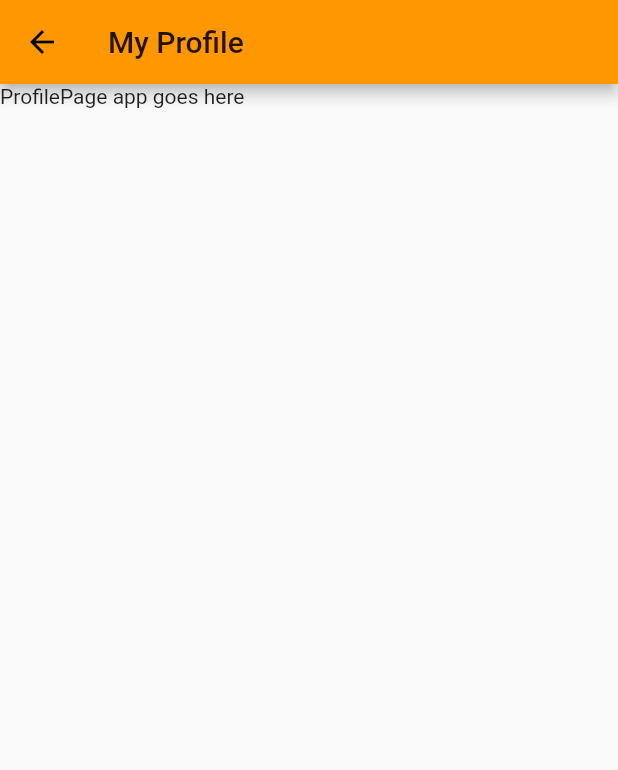
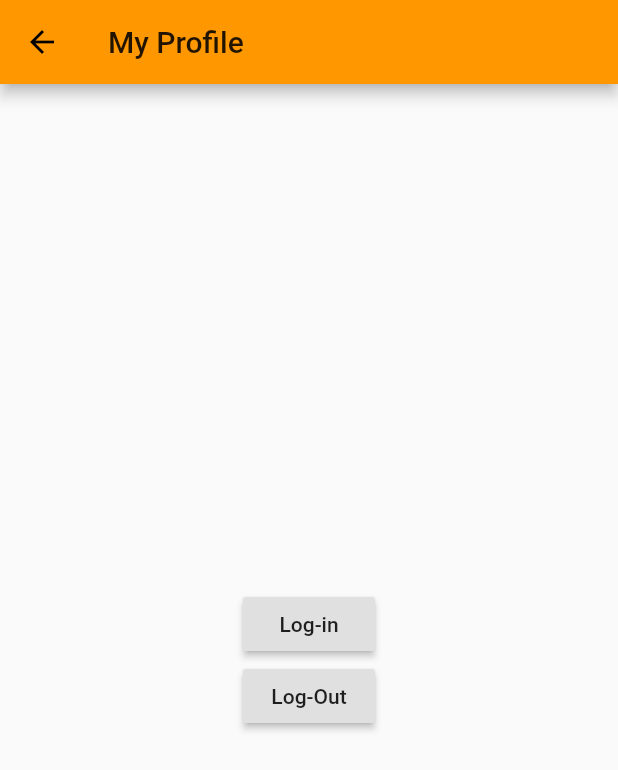
Before and after one commit to Sowdiyeah/kitley, a Flutter app: the screen it shows after launch, in the side drawer, after a tap on "Profile", on a phone screen of 412 x 824 dp. Shown: the top 770 px of the screen. Run offline on Flutter 3.47's test engine with Material 2 defaults, Android fonts, the phone set to English and light mode, and no system bars; our stand-ins replace cloud_firestore, firebase_auth, geolocator, google_sign_in; accounts and stored records are empty.

```diff
--- a/lib/pages/profile_page.dart
+++ b/lib/pages/profile_page.dart
@@ -1,11 +1,58 @@
 import 'package:flutter/material.dart';
 
-class ProfilePage extends StatelessWidget {
+import 'package:firebase_auth/firebase_auth.dart';
+import 'package:google_sign_in/google_sign_in.dart';
+
+class ProfilePage extends StatefulWidget {
+  @override
+  _ProfilePageState createState() => _ProfilePageState();
+}
+
+class _ProfilePageState extends State<ProfilePage> {
+  final GoogleSignIn _googleSignIn = GoogleSignIn();
+  final FirebaseAuth _auth = FirebaseAuth.instance;
+
   @override
   Widget build(BuildContext context) {
     return Scaffold(
       appBar: AppBar(title: Text('My Profile')),
-      body: Text('ProfilePage app goes here'),
+      body: Center(
+        child: Column(
+          mainAxisAlignment: MainAxisAlignment.center,
+          children: <Widget>[
+            RaisedButton(
+              child: Text('Log-in'),
+              onPressed: () {
+                _handleSignIn();
+              },
+            ),
+            RaisedButton(
+              child: Text('Log-Out'),
+              onPressed: () {
+                _handleSignOut();
+              },
+            ),
+          ],
+        ),
+      ),
     );
   }
+
+  Future<FirebaseUser> _handleSignIn() async {
+    GoogleSignInAccount googleUser = await _googleSignIn.signIn();
+    GoogleSignInAuthentication googleAuth = await googleUser.authentication;
+
+    AuthCredential credential = GoogleAuthProvider.getCredential(
+      accessToken: googleAuth.accessToken,
+      idToken: googleAuth.idToken,
+    );
+
+    FirebaseUser user = (await _auth.signInWithCredential(credential)).user;
+    print("signed in " + user.displayName);
+    return user;
+  }
+
+  void _handleSignOut() {
+    _googleSignIn.signOut();
+  }
 }
--- a/pubspec.yaml
+++ b/pubspec.yaml
@@ -20,6 +20,8 @@ dependencies:
   flutter:
     sdk: flutter
   cupertino_icons: ^0.1.2
+  firebase_auth: ^0.15.5+3
+  google_sign_in: ^4.4.0
   cloud_firestore: ^0.13.4+2
   geolocator: ^5.3.0
 
```
Also changed, not shown: pubspec.lock, 1 other file.
